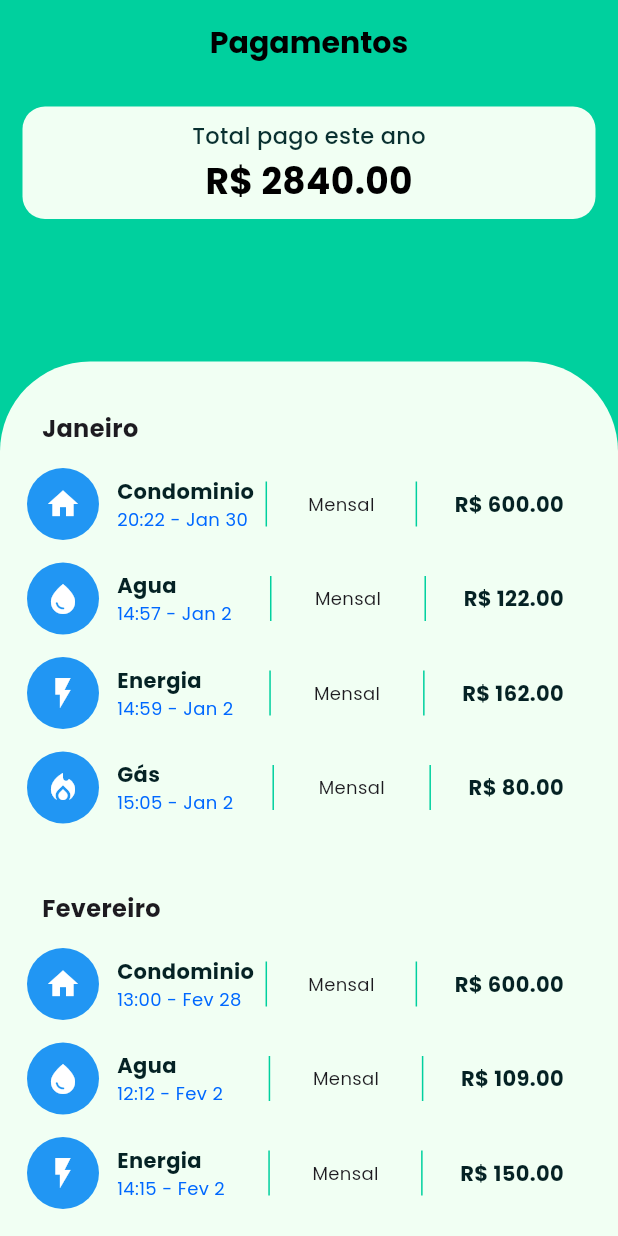
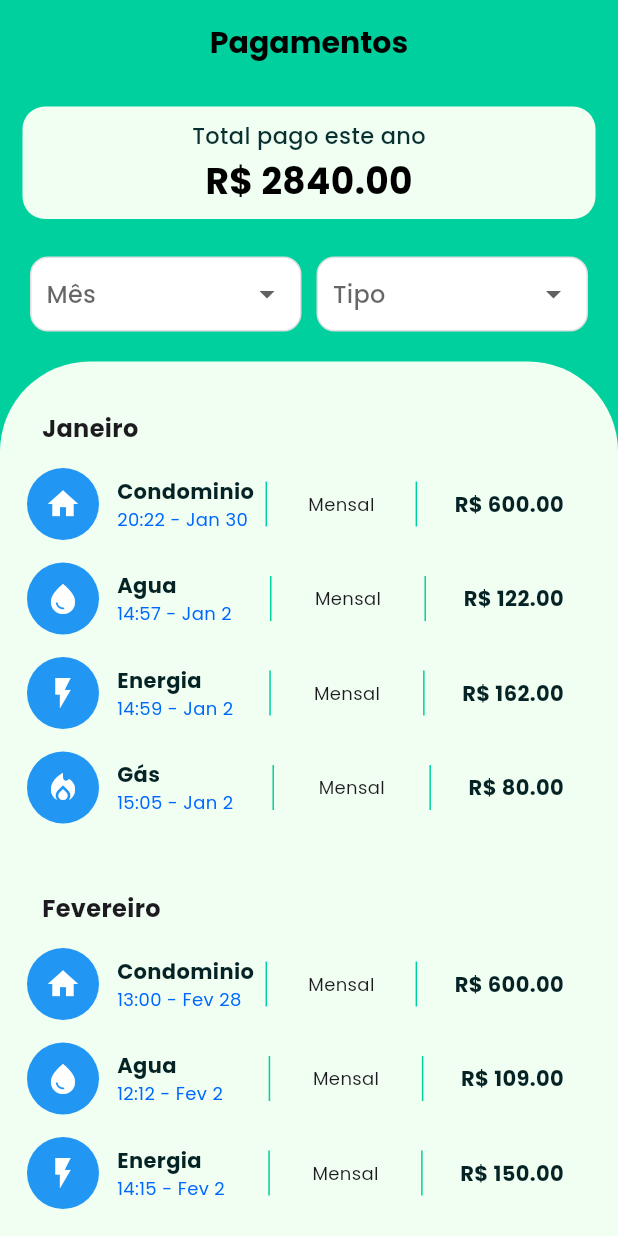
Before and after one commit to guilhermedmd/EMEL---administracao-condominios, a Flutter app: the TelaPagamentos screen opened directly, on a phone screen of 412 x 824 dp. Run offline on Flutter 3.47's test engine with Material 3 defaults, Android fonts, the phone set to English and light mode, and no system bars; our stand-ins replace google_fonts.

Commit message:
filtro de busca

```diff
--- a/lib/pages/pagamentos_page.dart
+++ b/lib/pages/pagamentos_page.dart
@@ -1,8 +1,16 @@
 import 'dart:ui';
 import 'package:flutter/material.dart';
 
-class TelaPagamentos extends StatelessWidget {
-  TelaPagamentos({super.key});
+class TelaPagamentos extends StatefulWidget {
+  const TelaPagamentos({super.key});
+
+  @override
+  State<TelaPagamentos> createState() => _TelaPagamentosState();
+}
+
+class _TelaPagamentosState extends State<TelaPagamentos> {
+  String? mesSelecionado;
+  String? tipoSelecionado;
 
   final List<Map<String, dynamic>> meses = [
     {
@@ -173,7 +181,92 @@ class TelaPagamentos extends StatelessWidget {
             ),
           ),
 
-          const SizedBox(height: 80),
+          const SizedBox(height: 10),
+
+          Padding(
+            padding: const EdgeInsets.symmetric(horizontal: 20),
+            child: Row(
+              children: [
+                // FILTRO DE MÊS
+                Expanded(
+                  child: Container(
+                    padding: const EdgeInsets.symmetric(horizontal: 10),
+                    decoration: BoxDecoration(
+                      color: Colors.white,
+                      borderRadius: BorderRadius.circular(12),
+                      border: Border.all(color: Colors.grey.shade300),
+                    ),
+                    child: DropdownButton<String>(
+                      value: mesSelecionado,
+                      isExpanded: true,
+                      underline: const SizedBox(),
+                      hint: const Text("Mês"),
+                      items: const [
+                        DropdownMenuItem(value: "Todos", child: Text("Meses")),
+                        DropdownMenuItem(
+                          value: "Janeiro",
+                          child: Text("Janeiro"),
+                        ),
+                        DropdownMenuItem(
+                          value: "Fevereiro",
+                          child: Text("Fevereiro"),
+                        ),
+                        DropdownMenuItem(value: "Março", child: Text("Março")),
+                      ],
+                      onChanged: (value) {
+                        setState(() {
+                          mesSelecionado = value;
+                        });
+                      },
+                    ),
+                  ),
+                ),
+
+                const SizedBox(width: 10),
+
+                // FILTRO DE TIPO
+                Expanded(
+                  child: Container(
+                    padding: const EdgeInsets.symmetric(horizontal: 10),
+                    decoration: BoxDecoration(
+                      color: Colors.white,
+                      borderRadius: BorderRadius.circular(12),
+                      border: Border.all(color: Colors.grey.shade300),
+                    ),
+                    child: DropdownButton<String>(
+                      value: tipoSelecionado,
+                      isExpanded: true,
+                      underline: const SizedBox(),
+                      hint: const Text("Tipo"),
+                      items: const [
+                        DropdownMenuItem(
+                          value: "Todos",
+                          child: Text("Tipo de gasto"),
+                        ),
+                        DropdownMenuItem(
+                          value: "Condominio",
+                          child: Text("Condomínio"),
+                        ),
+                        DropdownMenuItem(value: "Agua", child: Text("Água")),
+                        DropdownMenuItem(
+                          value: "Energia",
+                          child: Text("Energia"),
+                        ),
+                        DropdownMenuItem(value: "Gás", child: Text("Gás")),
+                      ],
+                      onChanged: (value) {
+                        setState(() {
+                          tipoSelecionado = value;
+                        });
+                      },
+                    ),
+                  ),
+                ),
+              ],
+            ),
+          ),
+
+          const SizedBox(height: 20),
 
           Expanded(
             child: Container(
```
